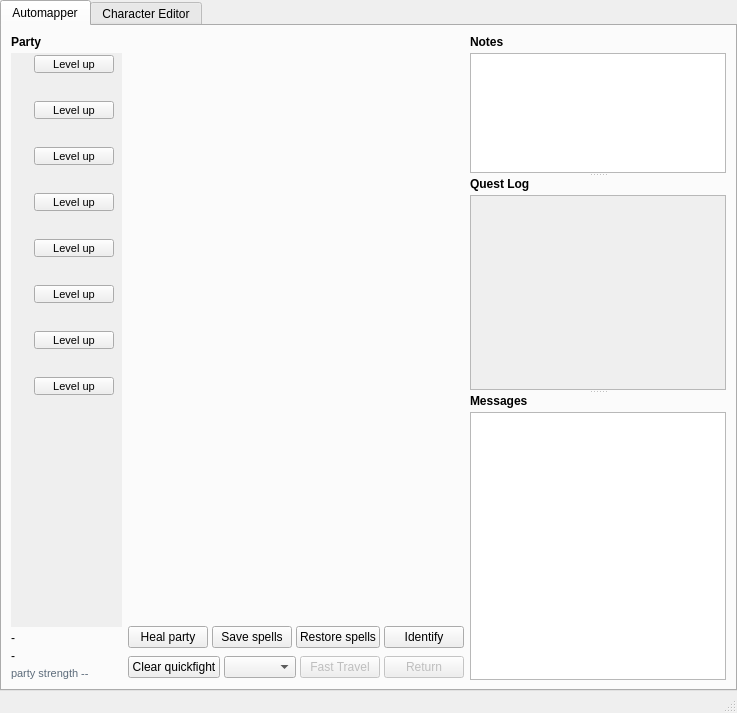
Qt form wish/window.ui (malcyon/wish) before a commit.
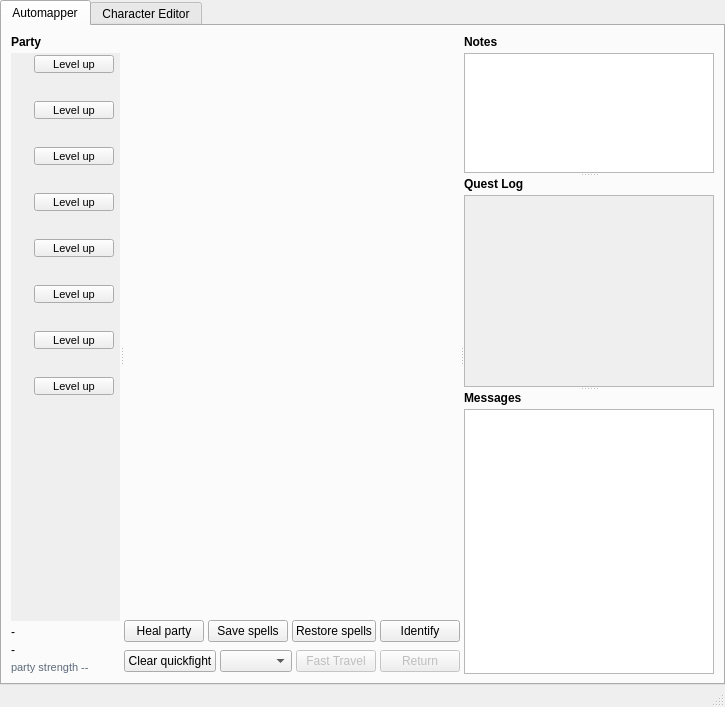
The same form after that commit. Custom widgets are drawn as their Qt base class.

```diff
--- a/wish/window.ui
+++ b/wish/window.ui
@@ -27,13 +27,14 @@
        </attribute>
        <layout class="QGridLayout" name="automap_grid">
         <item row="0" column="0">
+         <widget class="QSplitter" name="automap_columns">
+          <property name="orientation">
+           <enum>Qt::Horizontal</enum>
+          </property>
+          <property name="childrenCollapsible">
+           <bool>true</bool>
+          </property>
                   <widget class="QWidget" name="automap_roster">
-          <property name="maximumSize">
-           <size>
-            <width>220</width>
-            <height>16777215</height>
-           </size>
-          </property>
           <layout class="QVBoxLayout" name="automap_roster_layout">
            <property name="spacing">
             <number>4</number>
@@ -1169,8 +1170,6 @@
          </widget>
         </item></layout>
          </widget>
-        </item>
-        <item row="0" column="1">
          <widget class="QWidget" name="map_column">
           <layout class="QVBoxLayout" name="map_column_layout">
            <property name="spacing">
@@ -1295,15 +1294,7 @@
            </item>
            </layout>
          </widget>
-        </item>
-        <item row="0" column="2">
          <widget class="QWidget" name="automap_side">
-          <property name="maximumSize">
-           <size>
-            <width>460</width>
-            <height>16777215</height>
-           </size>
-          </property>
           <layout class="QVBoxLayout" name="automap_side_layout">
            <property name="spacing">
             <number>6</number>
@@ -1501,6 +1492,7 @@
            </item>
           </layout>
          </widget>
+         </widget>
         </item>
         </layout>
       </widget>
@@ -1555,7 +1547,19 @@
          </layout>
         </item>
         <item>
+         <widget class="QSplitter" name="editor_split">
+          <property name="orientation">
+           <enum>Qt::Vertical</enum>
+          </property>
+          <property name="childrenCollapsible">
+           <bool>true</bool>
+          </property>
+          <widget class="QWidget" name="editor_header">
          <layout class="QHBoxLayout" name="header_row">
+          <property name="leftMargin"><number>0</number></property>
+          <property name="topMargin"><number>0</number></property>
+          <property name="rightMargin"><number>0</number></property>
+          <property name="bottomMargin"><number>0</number></property>
           <item>
            <widget class="RosterView" name="roster" />
           </item>
@@ -1738,8 +1742,7 @@
            </spacer>
           </item>
          </layout>
-        </item>
-        <item>
+          </widget>
          <widget class="QTabWidget" name="sheet_tabs">
           <widget class="QWidget" name="tab_stats">
            <attribute name="title">
@@ -2869,6 +2872,7 @@
             </item>
            </layout>
           </widget>
+         </widget>
          </widget>
         </item>
        </layout>
```
